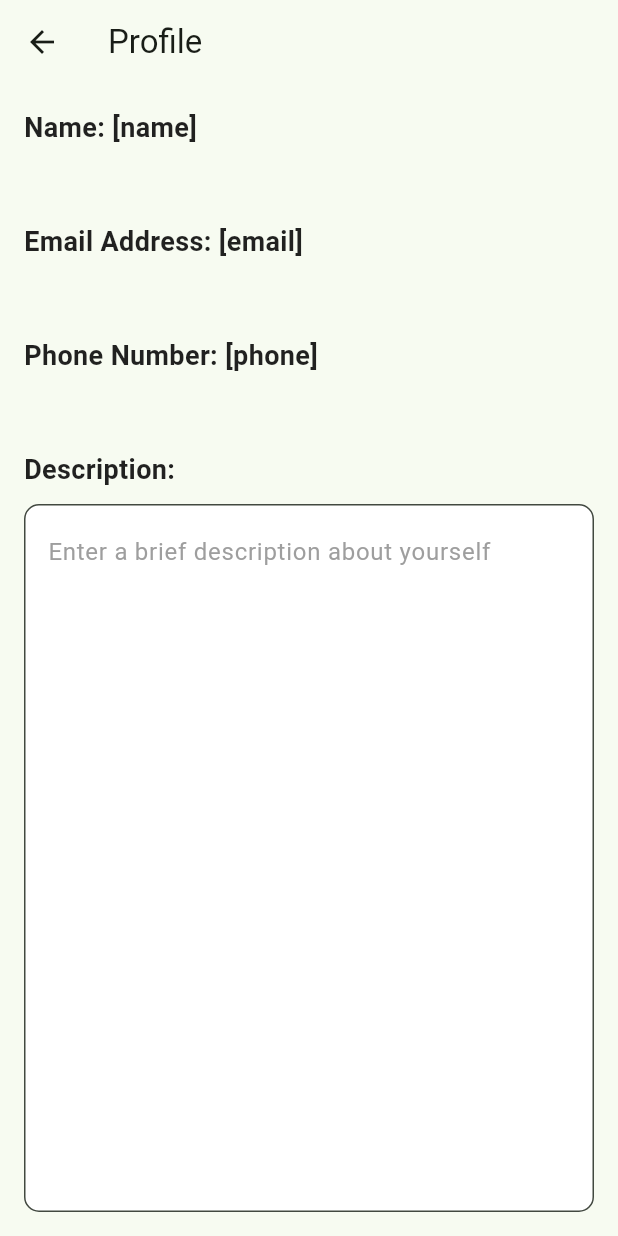
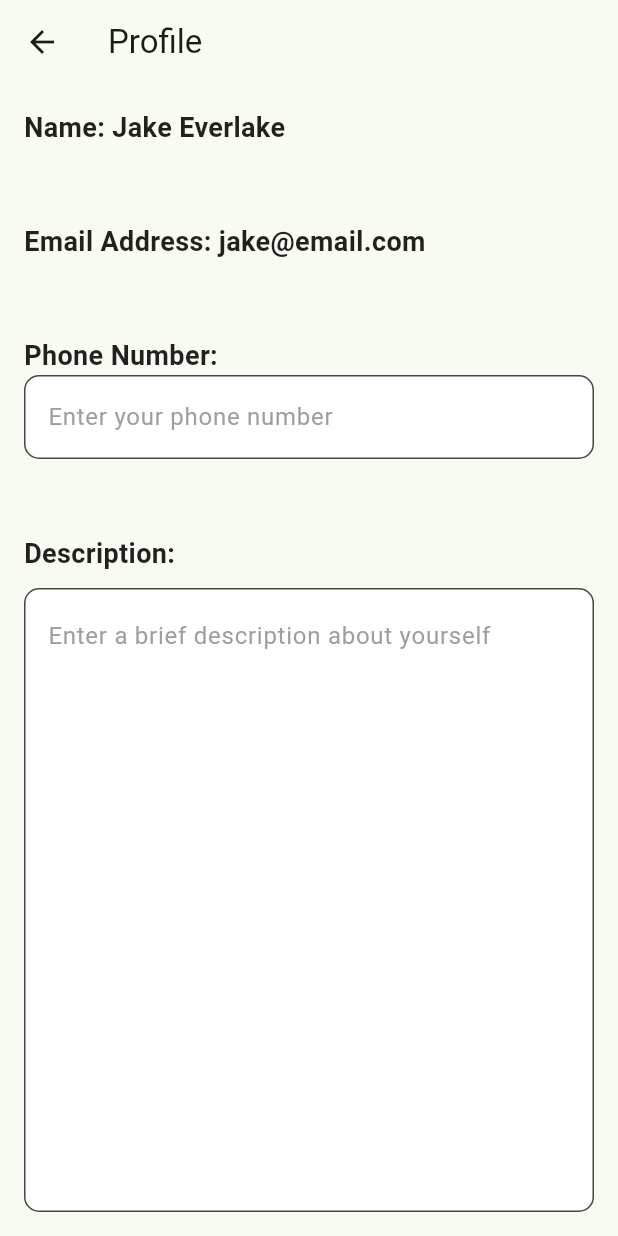
Before and after one commit to jyarala01/sub_app, a Flutter app: the ProfileView screen opened by its route, on a phone screen of 412 x 824 dp. Run offline on Flutter 3.47's test engine with Material 3 defaults, Android fonts, the phone set to English and light mode, and no system bars; our stand-ins replace file_picker.

Commit message:
final final

```diff
--- a/lib/main.dart
+++ b/lib/main.dart
@@ -472,7 +472,7 @@ class ProfileView extends StatelessWidget {
           crossAxisAlignment: CrossAxisAlignment.start,
           children: [
           Text(
-                'Name: [name]',
+                'Name: Jake Everlake',
                 style: TextStyle(
                   fontSize: 18,
                   fontWeight: FontWeight.bold,
@@ -481,7 +481,7 @@ class ProfileView extends StatelessWidget {
               ),
               SizedBox(height: 50.0),
               Text(
-                'Email Address: [email]',
+                'Email Address: jake@email.com',
                 style: TextStyle(
                   fontSize: 18,
                   fontWeight: FontWeight.bold,
@@ -490,12 +490,24 @@ class ProfileView extends StatelessWidget {
               ),
               SizedBox(height: 50.0),
               Text(
-                'Phone Number: [phone]',
+                'Phone Number:',
                 style: TextStyle(
                   fontSize: 18,
                   fontWeight: FontWeight.bold,
                   color: Colors.black87,
                 ),
+              ),
+              TextField(
+                decoration: InputDecoration(
+                  border: OutlineInputBorder(
+                    borderRadius: BorderRadius.circular(10),
+                  ),
+                  fillColor: Colors.white,
+                  filled: true,
+                  hintText: 'Enter your phone number',
+                  hintStyle: TextStyle(color: Colors.grey),
+                ),
+                style: TextStyle(color: Colors.black),
               ),
               SizedBox(height: 50.0),
               Text(
```
